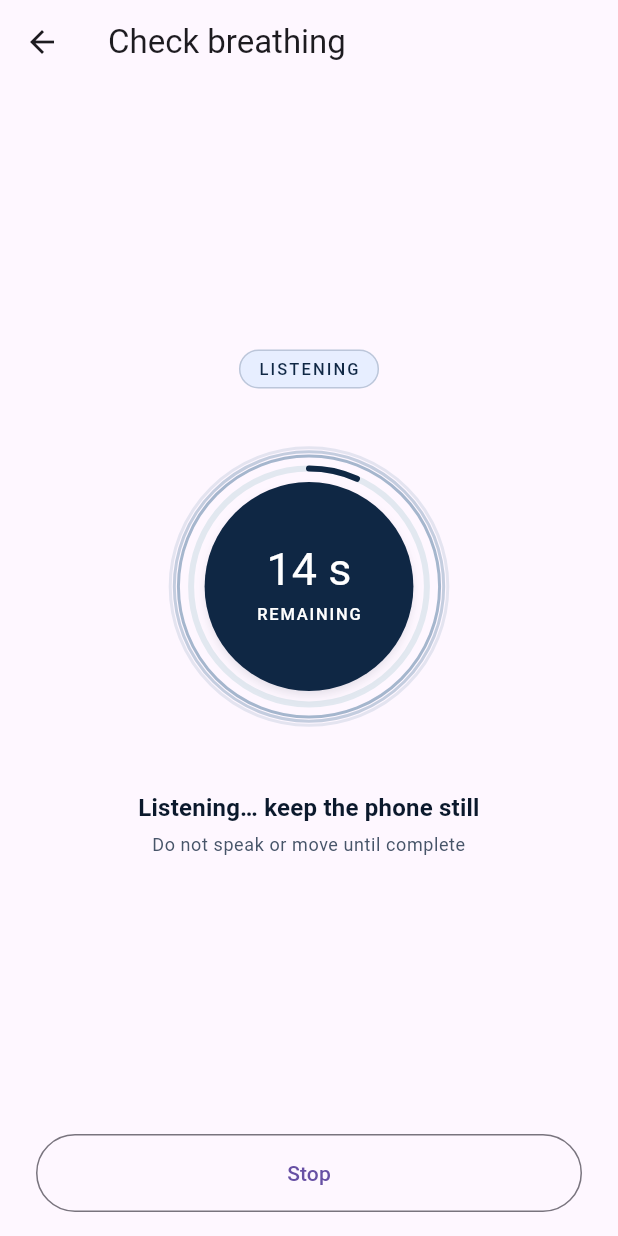
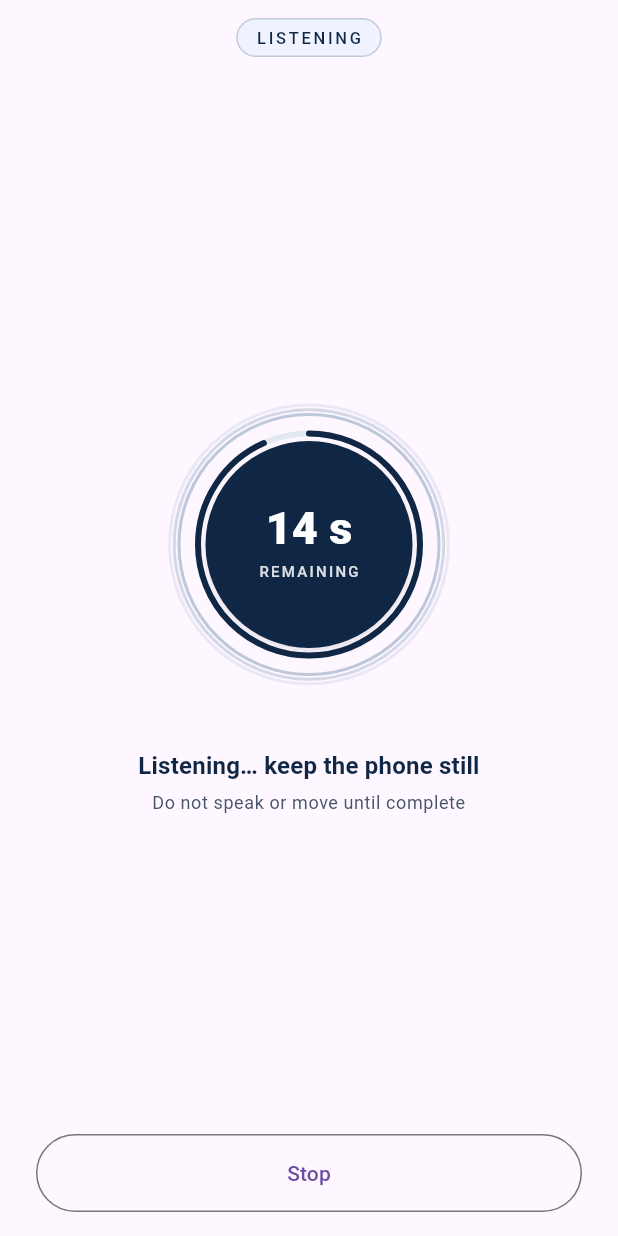
Before and after one commit to MusheAbdulHakim/Yoma-Triage, a Flutter app: the ScreeningScreen screen opened directly, on a phone screen of 412 x 824 dp. Run offline on Flutter 3.47's test engine with Material 3 defaults, Android fonts, the phone set to English and light mode, and no system bars; our stand-ins replace connectivity_plus, shared_preferences, sqflite; missing offline and left inert: app_settings, record, tflite_flutter; accounts and stored records are empty.

Commit message:
feat(breathing): Recording screen rebuilt to the pulse frames
LISTENING pill at the top (surface-container-low, primary text), no title bar;
a 224 dp pulse box: solid primary circle 138 dp with '12 s' (30 sp extra-bold)
and 'REMAINING' (10 sp, tracked), a 4 dp arc at 74 dp showing the time
remaining on a #E2E8F0 track (as the frames: 80% at 12 of 15 s), three 2 dp
tertiary rings expanding from 168 to 224 dp and fading 40% to 8%; then
'Listening… keep the phone still' and 'Do not speak or move until complete',
outlined Stop. Round 2 behaviour kept: rings follow the mic level, silence
hint, static ring with Remove animations, countdown announcements.

```diff
--- a/mobile/lib/screens/screening_screen.dart
+++ b/mobile/lib/screens/screening_screen.dart
@@ -14,8 +14,7 @@ import '../widgets/breathing_pulse.dart';
 import 'vitals_screen.dart';
 
 /// What to tell the CHO when the microphone won't start, instead of the exception.
-String plainMicrophoneError(Object error) =>
-    error.toString().toLowerCase().contains('permission')
+String plainMicrophoneError(Object error) => error.toString().toLowerCase().contains('permission')
     ? 'Microphone permission is off.'
     : 'The microphone could not start.';
 
@@ -63,8 +62,7 @@ class _ScreeningScreenState extends State<ScreeningScreen> {
   String? _error;
   bool _permissionError = false;
   ScreeningResult? _result;
-  late final ScreeningService _screening =
-      widget.service ?? ScreeningService();
+  late final ScreeningService _screening = widget.service ?? ScreeningService();
 
   // Microphone level, for the pulse and the silence hint only.
   final ValueNotifier<double> _level = ValueNotifier(0);
@@ -268,8 +266,13 @@ class _ScreeningScreenState extends State<ScreeningScreen> {
     } else {
       body = _buildRecording();
     }
+    final recording =
+        !_isWebSimulator && _result == null && !_ready && !_analyzing && _error == null;
     return Scaffold(
-      appBar: AppBar(title: Text(_permissionError || _error == null ? _title : 'Check breathing')),
+      // The recording frames have no title bar; system back still leaves (and stops).
+      appBar: recording
+          ? null
+          : AppBar(title: Text(_permissionError || _error == null ? _title : 'Check breathing')),
       body: SafeArea(child: body),
     );
   }
@@ -361,40 +364,57 @@ class _ScreeningScreenState extends State<ScreeningScreen> {
     );
   }
 
+  /// As in the pulse frames: the LISTENING pill at the top, the pulse and two lines in
+  /// the middle, the outlined Stop at the bottom. No title bar while recording.
   Widget _buildRecording() {
     final text = Theme.of(context).textTheme;
     final starting = !_recording;
-    return _layout(
+    final pill = Container(
+      padding: const EdgeInsets.symmetric(horizontal: 12, vertical: 4),
+      decoration: BoxDecoration(
+        color: YomaColors.containerLow,
+        borderRadius: BorderRadius.circular(YomaRadii.pill),
+        border: Border.all(color: YomaColors.primary.withValues(alpha: 0.2)),
+      ),
+      child: Text(
+        starting ? 'STARTING' : 'LISTENING',
+        style: text.labelSmall?.copyWith(color: YomaColors.primary, letterSpacing: 1.8),
+      ),
+    );
+    return Column(
+      crossAxisAlignment: CrossAxisAlignment.stretch,
+      children: [
+        Padding(
+          padding: const EdgeInsets.fromLTRB(24, 12, 24, 8),
+          child: Center(child: pill),
+        ),
+        Expanded(
+          child: _layout(
             content: Column(
               mainAxisSize: MainAxisSize.min,
               children: [
-          const SizedBox(height: 12),
-          Container(
-            padding: const EdgeInsets.symmetric(horizontal: 12, vertical: 4),
-            decoration: BoxDecoration(
-              color: YomaColors.brandTint,
-              borderRadius: BorderRadius.circular(YomaRadii.pill),
-              border: Border.all(color: YomaColors.brand.withValues(alpha: 0.2)),
-            ),
-            child: Text(
-              starting ? 'STARTING' : 'LISTENING',
-              style: text.labelSmall?.copyWith(color: YomaColors.brand, letterSpacing: 1.4),
-            ),
-          ),
-          const SizedBox(height: 16),
                 Semantics(
                   label: '$_remaining seconds remaining',
                   excludeSemantics: true,
                   child: SizedBox(
-              height: 232,
-              child: RecordingPulse(remaining: _remaining, total: _total, level: _level),
+                    height: RecordingPulse.box,
+                    child: Center(
+                      child: RecordingPulse(
+                        remaining: _remaining,
+                        total: _total,
+                        level: _level,
                       ),
                     ),
-          const SizedBox(height: 20),
+                  ),
+                ),
+                const SizedBox(height: 24),
                 Text(
                   starting ? 'Starting microphone…' : 'Listening… keep the phone still',
                   textAlign: TextAlign.center,
-            style: text.titleMedium?.copyWith(color: YomaColors.navy, fontWeight: FontWeight.w700),
+                  style: text.titleMedium?.copyWith(
+                    color: YomaColors.primary,
+                    fontWeight: FontWeight.w700,
+                  ),
                 ),
                 const SizedBox(height: 4),
                 Text(
@@ -417,7 +437,8 @@ class _ScreeningScreenState extends State<ScreeningScreen> {
                       child: Row(
                         mainAxisSize: MainAxisSize.min,
                         children: [
-                    const Icon(Icons.hearing_disabled_outlined, size: 18, color: YomaColors.grey700),
+                          const Icon(Icons.hearing_disabled_outlined,
+                              size: 18, color: YomaColors.grey700),
                           const SizedBox(width: 8),
                           Flexible(
                             child: Text(
@@ -433,7 +454,6 @@ class _ScreeningScreenState extends State<ScreeningScreen> {
                     ),
                   ),
                 ],
-          const SizedBox(height: 12),
               ],
             ),
             actions: [
@@ -442,6 +462,9 @@ class _ScreeningScreenState extends State<ScreeningScreen> {
                 style: OutlinedButton.styleFrom(minimumSize: const Size.fromHeight(52)),
                 onPressed: () => _finish(forceRed: false),
                 child: const Text('Stop'),
+              ),
+            ],
+          ),
         ),
       ],
     );
@@ -511,7 +534,8 @@ class _ScreeningScreenState extends State<ScreeningScreen> {
               _permissionError ? 'Microphone not allowed' : 'The microphone could not start',
               key: const Key('screening_mic_blocked'),
               textAlign: TextAlign.center,
-              style: text.titleMedium?.copyWith(color: YomaColors.navy, fontWeight: FontWeight.w700),
+              style:
+                  text.titleMedium?.copyWith(color: YomaColors.navy, fontWeight: FontWeight.w700),
             ),
           ),
           const SizedBox(height: 8),
--- a/mobile/lib/theme/yoma_theme.dart
+++ b/mobile/lib/theme/yoma_theme.dart
@@ -20,6 +20,7 @@ abstract final class YomaColors {
   // Tonal scale (design system).
   static const primaryPressed = Color(0xFF001229); // tonal "primary"
   static const primaryContainer = Color(0xFFE7EEFF); // "surface-container"
+  static const containerLow = Color(0xFFF0F3FF); // "surface-container-low"
   static const tertiaryTint = Color(0xFF9CCBFD); // "tertiary-fixed-dim": pulse rings
   static const onDark = Color(0xFFEBF1FF); // "inverse-on-surface": muted text on neutral
   static const outline = Color(0xFF74777E);
@@ -218,9 +219,8 @@ ThemeData buildYomaTheme() {
         foregroundColor: WidgetStateProperty.resolveWith((states) =>
             states.contains(WidgetState.disabled) ? YomaColors.grey600 : YomaColors.secondary),
         side: WidgetStateProperty.resolveWith((states) => BorderSide(
-              color: states.contains(WidgetState.disabled)
-                  ? YomaColors.grey200
-                  : YomaColors.secondary,
+              color:
+                  states.contains(WidgetState.disabled) ? YomaColors.grey200 : YomaColors.secondary,
               width: 2,
             )),
       ),
@@ -270,8 +270,8 @@ ThemeData buildYomaTheme() {
       selectionHandleColor: YomaColors.brand,
     ),
     checkboxTheme: CheckboxThemeData(
-      fillColor: WidgetStateProperty.resolveWith((states) =>
-          states.contains(WidgetState.selected) ? YomaColors.brand : null),
+      fillColor: WidgetStateProperty.resolveWith(
+          (states) => states.contains(WidgetState.selected) ? YomaColors.brand : null),
     ),
     progressIndicatorTheme: const ProgressIndicatorThemeData(color: YomaColors.brand),
     dividerTheme: const DividerThemeData(color: YomaColors.grey200, space: 24),
--- a/mobile/lib/widgets/breathing_check.dart
+++ b/mobile/lib/widgets/breathing_check.dart
@@ -143,9 +143,10 @@ class BreathingResultCard extends StatelessWidget {
   }
 }
 
-/// The recording circle: solid teal centre with the countdown, a thin ring showing time
-/// elapsed, and soft rings around it that pulse outward. Their reach follows the live
-/// microphone [level]. With animations off (reduced motion) the rings are one static ring.
+/// The recording circle, as in the pulse frames: a solid primary circle (138 dp) with the
+/// countdown and "REMAINING", a 4 dp arc just outside it showing the time remaining, and
+/// thin rings expanding and fading outward. The rings' reach follows the live microphone
+/// [level]. With animations off (reduced motion) the rings are one static ring.
 ///
 /// Only the ring painter repaints each frame (its own repaint boundary); no widget
 /// rebuilds per frame.
@@ -155,7 +156,6 @@ class RecordingPulse extends StatefulWidget {
     required this.remaining,
     required this.total,
     required this.level,
-    this.maxDiameter = 232,
   });
 
   final int remaining;
@@ -163,7 +163,11 @@ class RecordingPulse extends StatefulWidget {
 
   /// 0 (silent) to 1 (loud), already smoothed.
   final ValueNotifier<double> level;
-  final double maxDiameter;
+
+  /// The frames' sizes, at their 224 dp box.
+  static const box = 224.0;
+  static const circle = 138.0;
+  static const arcRadius = 74.0;
 
   @override
   State<RecordingPulse> createState() => _RecordingPulseState();
@@ -172,7 +176,7 @@ class RecordingPulse extends StatefulWidget {
 class _RecordingPulseState extends State<RecordingPulse> with SingleTickerProviderStateMixin {
   late final AnimationController _phase = AnimationController(
     vsync: this,
-    duration: const Duration(milliseconds: 1800),
+    duration: const Duration(milliseconds: 2000),
   );
   bool _reduceMotion = false;
 
@@ -196,18 +200,19 @@ class _RecordingPulseState extends State<RecordingPulse> with SingleTickerProvid
   @override
   Widget build(BuildContext context) {
     final text = Theme.of(context).textTheme;
-    final elapsed =
-        widget.total <= 0 ? 0.0 : (1 - widget.remaining / widget.total).clamp(0.0, 1.0);
+    final remaining = widget.total <= 0 ? 0.0 : (widget.remaining / widget.total).clamp(0.0, 1.0);
     return LayoutBuilder(
       builder: (context, constraints) {
-        // As large as the design (≈ 224 dp) where it fits, smaller on a short screen.
+        // The frames' 224 dp where it fits; scaled down as a whole on a short screen.
         final d = math.min(
-          widget.maxDiameter,
-          math.min(constraints.maxWidth, constraints.maxHeight.isFinite
-              ? constraints.maxHeight
-              : widget.maxDiameter),
+          RecordingPulse.box,
+          math.min(
+            constraints.maxWidth,
+            constraints.maxHeight.isFinite ? constraints.maxHeight : RecordingPulse.box,
+          ),
         );
-        final centre = d * 0.6;
+        final scale = d / RecordingPulse.box;
+        final circle = RecordingPulse.circle * scale;
         return SizedBox(
           key: const Key('breathing_pulse'),
           width: d,
@@ -223,16 +228,16 @@ class _RecordingPulseState extends State<RecordingPulse> with SingleTickerProvid
                     phase: _phase,
                     level: widget.level,
                     animate: !_reduceMotion,
-                    centreRadius: centre / 2,
-                    elapsed: elapsed,
+                    scale: scale,
+                    remaining: remaining,
                   ),
                 ),
               ),
               Container(
-                width: centre,
-                height: centre,
+                width: circle,
+                height: circle,
                 decoration: const BoxDecoration(
-                  color: YomaColors.brand,
+                  color: YomaColors.primary,
                   shape: BoxShape.circle,
                   boxShadow: YomaShadows.md,
                 ),
@@ -250,6 +255,7 @@ class _RecordingPulseState extends State<RecordingPulse> with SingleTickerProvid
                             style: text.headlineMedium?.copyWith(
                               color: YomaColors.onPrimary,
                               fontSize: 30,
+                              fontWeight: FontWeight.w800,
                               height: 1.0,
                             ),
                           ),
@@ -257,9 +263,9 @@ class _RecordingPulseState extends State<RecordingPulse> with SingleTickerProvid
                           Text(
                             'REMAINING',
                             style: text.labelSmall?.copyWith(
-                              color: YomaColors.onPrimary,
-                              letterSpacing: 1.2,
-                              fontSize: 11,
+                              color: YomaColors.onPrimary.withValues(alpha: 0.85),
+                              letterSpacing: 1.5,
+                              fontSize: 10,
                             ),
                           ),
                         ],
@@ -281,58 +287,59 @@ class _PulsePainter extends CustomPainter {
     required this.phase,
     required this.level,
     required this.animate,
-    required this.centreRadius,
-    required this.elapsed,
+    required this.scale,
+    required this.remaining,
   }) : super(repaint: animate ? Listenable.merge([phase, level]) : level);
 
   final Animation<double> phase;
   final ValueNotifier<double> level;
   final bool animate;
-  final double centreRadius;
-  final double elapsed;
+  final double scale;
+  final double remaining;
 
+  /// As in the frames: three thin rings, at most two or three visible at once.
   static const _rings = 3;
 
   @override
   void paint(Canvas canvas, Size size) {
     final c = size.center(Offset.zero);
-    final progressR = centreRadius + 9;
-    final firstRing = progressR + 8;
-    final outer = size.width / 2 - 2;
+    final arcR = RecordingPulse.arcRadius * scale;
+    final firstRing = 84 * scale; // the frames' innermost ring (168 dp)
+    final outer = size.width / 2 - 1; // the frames' outermost (224 dp)
     final ring = Paint()
       ..style = PaintingStyle.stroke
       ..strokeWidth = 2;
 
     if (animate) {
-      // Quiet room: the rings stay close. Louder: they travel further out.
-      final reach = (outer - firstRing) * (0.3 + 0.7 * level.value.clamp(0.0, 1.0));
+      // Quiet: the rings stay close. Louder: they travel out to the edge.
+      final reach = (outer - firstRing) * (0.35 + 0.65 * level.value.clamp(0.0, 1.0));
       for (var i = 0; i < _rings; i++) {
         final t = (phase.value + i / _rings) % 1.0;
-        final r = firstRing + reach * t;
-        ring.color = YomaColors.tertiary.withValues(alpha: 0.45 * (1 - t));
-        canvas.drawCircle(c, r, ring);
+        // 40% opacity at the circle, fading to 8% at the edge, as in the frames.
+        ring.color = YomaColors.tertiary.withValues(alpha: 0.40 - 0.32 * t);
+        canvas.drawCircle(c, firstRing + reach * t, ring);
       }
     } else {
-      ring.color = YomaColors.tertiary.withValues(alpha: 0.35);
-      canvas.drawCircle(c, firstRing + (outer - firstRing) * 0.4, ring);
+      ring.color = YomaColors.tertiary.withValues(alpha: 0.30);
+      canvas.drawCircle(c, firstRing + (outer - firstRing) * 0.35, ring);
     }
 
-    // Time elapsed, just outside the solid circle.
+    // Time remaining, just outside the solid circle (the frames' arc, from the top).
     final track = Paint()
       ..style = PaintingStyle.stroke
       ..strokeWidth = 4
-      ..color = YomaColors.grey200;
-    canvas.drawCircle(c, progressR, track);
-    if (elapsed > 0) {
+      ..color = YomaColors.line;
+    canvas.drawCircle(c, arcR, track);
+    if (remaining > 0) {
       final arc = Paint()
         ..style = PaintingStyle.stroke
         ..strokeWidth = 4
         ..strokeCap = StrokeCap.round
-        ..color = YomaColors.brand;
+        ..color = YomaColors.primary;
       canvas.drawArc(
-        Rect.fromCircle(center: c, radius: progressR),
+        Rect.fromCircle(center: c, radius: arcR),
         -math.pi / 2,
-        2 * math.pi * elapsed,
+        2 * math.pi * remaining,
         false,
         arc,
       );
@@ -341,9 +348,9 @@ class _PulsePainter extends CustomPainter {
 
   @override
   bool shouldRepaint(_PulsePainter old) =>
-      old.elapsed != elapsed ||
+      old.remaining != remaining ||
       old.animate != animate ||
-      old.centreRadius != centreRadius ||
+      old.scale != scale ||
       old.level != level;
 }
 
@@ -400,7 +407,8 @@ class _ChestPhonePainter extends CustomPainter {
       stroke,
     );
     canvas.drawCircle(const Offset(9, 7), 3, stroke);
-    final phone = RRect.fromRectAndRadius(const Rect.fromLTWH(14, 9, 7, 11), const Radius.circular(1.5));
+    final phone =
+        RRect.fromRectAndRadius(const Rect.fromLTWH(14, 9, 7, 11), const Radius.circular(1.5));
     canvas.drawRRect(phone, Paint()..color = YomaColors.onPrimary);
     canvas.drawRRect(phone, stroke);
     canvas.drawLine(const Offset(17.5, 12), const Offset(17.5, 15), stroke);
```
Lines whose indentation alone changed are shown as unchanged.
